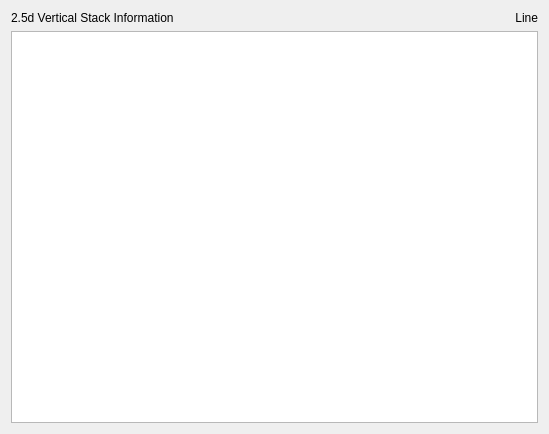
This is src/laybasic/laybasic/D25TechnologyComponentEditor.ui in KLayout/klayout as Qt 5 draws it before an edit. The edited form follows.
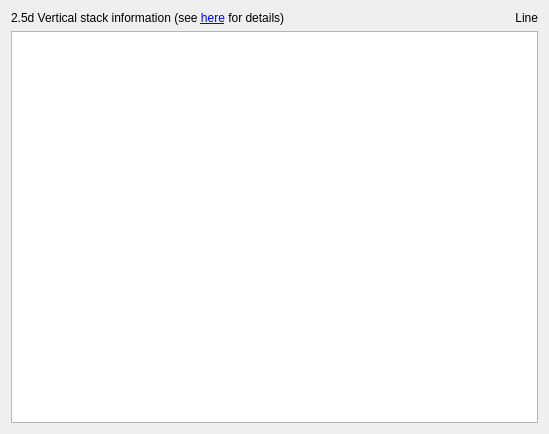
This is the edited form.

Diff of the .ui file:
```diff
--- a/src/laybasic/laybasic/D25TechnologyComponentEditor.ui
+++ b/src/laybasic/laybasic/D25TechnologyComponentEditor.ui
@@ -17,7 +17,7 @@
    <item row="0" column="0">
     <widget class="QLabel" name="label">
      <property name="text">
-      <string>2.5d Vertical Stack Information</string>
+      <string>&lt;html&gt;2.5d Vertical stack information (see &lt;a href=&quot;int:/about/25d_view.xml&quot;&gt;here&lt;/a&gt; for details)&lt;/html&gt;</string>
      </property>
     </widget>
    </item>
```
Left out of the diff: 5 changed lines with no effect on the pictures.
